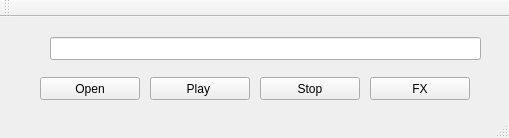
Above: vrokmain.ui from manushanga/vrok before the change. Below: the same form after it.
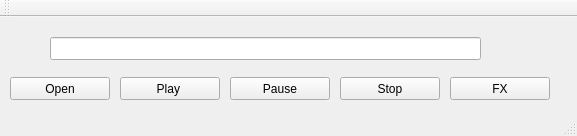
That is the form after the change.

What changed in the file:
```diff
--- a/vrokmain.ui
+++ b/vrokmain.ui
@@ -6,8 +6,8 @@
    <rect>
     <x>0</x>
     <y>0</y>
-    <width>509</width>
-    <height>138</height>
+    <width>577</width>
+    <height>136</height>
    </rect>
   </property>
   <property name="windowTitle">
@@ -17,7 +17,7 @@
    <widget class="QPushButton" name="btnPlay">
     <property name="geometry">
      <rect>
-      <x>150</x>
+      <x>120</x>
       <y>60</y>
       <width>100</width>
       <height>23</height>
@@ -46,7 +46,7 @@
    <widget class="QPushButton" name="btnFX">
     <property name="geometry">
      <rect>
-      <x>370</x>
+      <x>450</x>
       <y>60</y>
       <width>100</width>
       <height>23</height>
@@ -65,7 +65,7 @@
    <widget class="QPushButton" name="btnStop">
     <property name="geometry">
      <rect>
-      <x>260</x>
+      <x>340</x>
       <y>60</y>
       <width>100</width>
       <height>23</height>
@@ -78,7 +78,7 @@
    <widget class="QPushButton" name="btnOpen">
     <property name="geometry">
      <rect>
-      <x>40</x>
+      <x>10</x>
       <y>60</y>
       <width>100</width>
       <height>23</height>
@@ -91,6 +91,19 @@
      <bool>false</bool>
     </property>
    </widget>
+   <widget class="QPushButton" name="btnPause">
+    <property name="geometry">
+     <rect>
+      <x>230</x>
+      <y>60</y>
+      <width>100</width>
+      <height>23</height>
+     </rect>
+    </property>
+    <property name="text">
+     <string>Pause</string>
+    </property>
+   </widget>
   </widget>
   <widget class="QMenuBar" name="menuBar">
    <property name="geometry">
```
Left out of the diff: 2 changed lines with no effect on the pictures.
